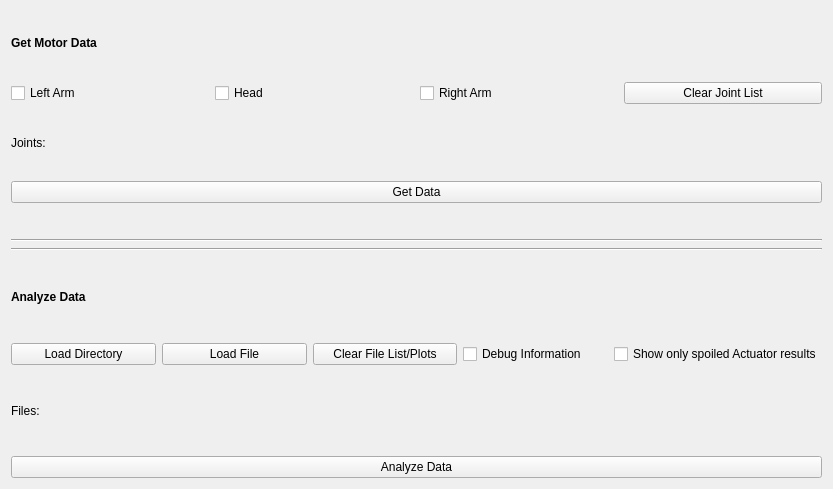
The window that src/pr2_diagnostic_widget.ui (dbking77/pr2_motor_diagnostic_tool) describes before a commit, drawn with Qt 5.
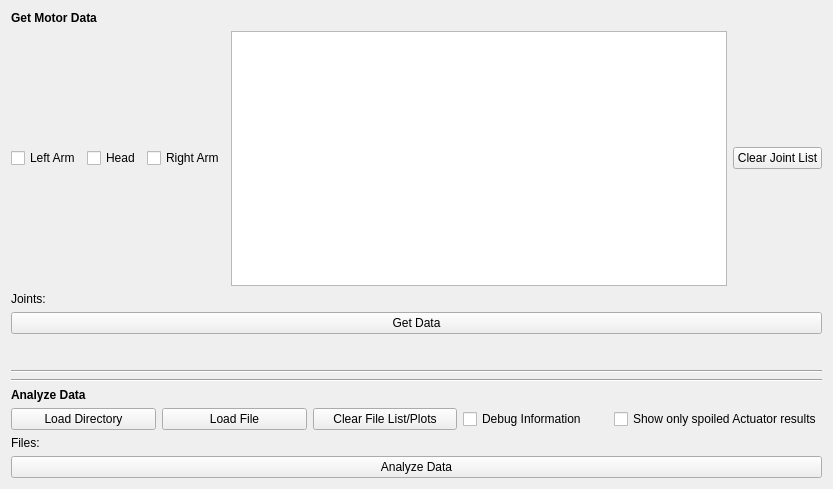
The same window after the commit.

Patch:
```diff
--- a/src/pr2_diagnostic_widget.ui
+++ b/src/pr2_diagnostic_widget.ui
@@ -61,6 +61,13 @@
          </property>
         </widget>
        </item>
+       <item>
+        <widget class="QListWidget" name="jointWidget">
+         <property name="selectionMode">
+          <enum>QAbstractItemView::MultiSelection</enum>
+         </property>
+        </widget>
+       </item>
        <item>
         <widget class="QPushButton" name="resetJointlist">
          <property name="text">
```
